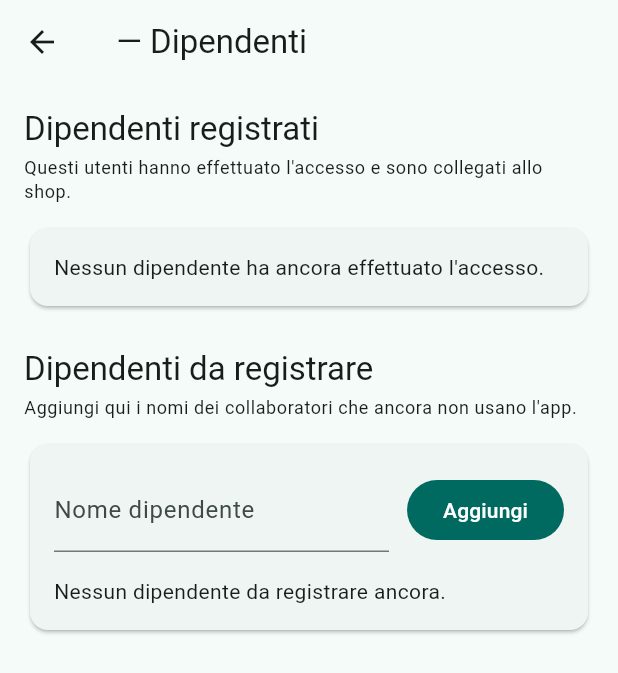
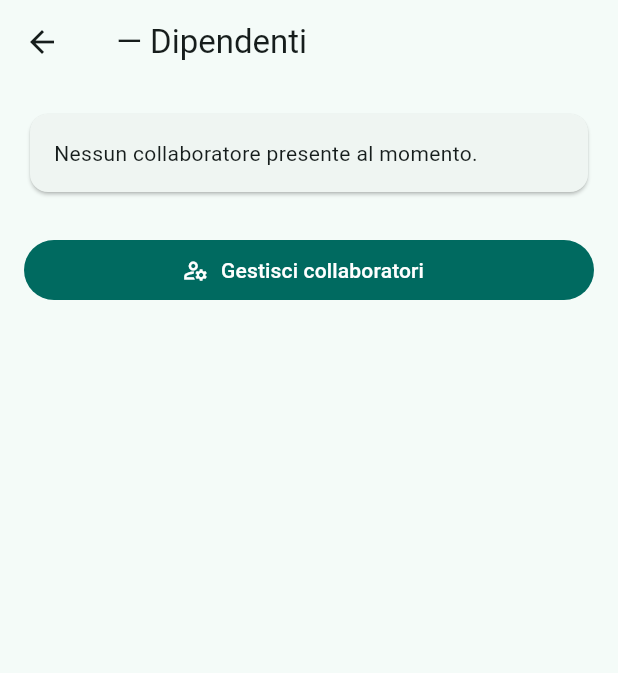
Before and after one commit to leopu00/turni, a Flutter app: the BossEmployeesPage screen opened directly, on a phone screen of 412 x 824 dp. Shown: the top 673 px of the screen. Run offline on Flutter 3.47's test engine with Material 3 defaults, Android fonts, the phone set to English and light mode, and no system bars; our stand-ins replace supabase_flutter; accounts and stored records are empty; network calls fail.

Commit message:
feat(boss): streamline employee list and add management tools

```diff
--- a/lib/pages/boss_employees_page.dart
+++ b/lib/pages/boss_employees_page.dart
@@ -2,6 +2,7 @@ import 'package:flutter/material.dart';
 
 import '../data/repositories/shop_repository.dart';
 import '../models/supabase/profile.dart';
+import 'boss_manage_employees_page.dart';
 
 class BossEmployeesPage extends StatefulWidget {
   const BossEmployeesPage({super.key});
@@ -17,7 +18,6 @@ class _BossEmployeesPageState extends State<BossEmployeesPage> {
   String? _shopName;
   List<Profile> _registered = const [];
   List<PendingEmployee> _pending = const [];
-  final TextEditingController _nameController = TextEditingController();
 
   @override
   void initState() {
@@ -49,64 +49,11 @@ class _BossEmployeesPageState extends State<BossEmployeesPage> {
   }
 
   @override
-  void dispose() {
-    _nameController.dispose();
-    super.dispose();
-  }
-
-  Future<void> _addPending() async {
-    final name = _nameController.text.trim();
-    if (name.isEmpty) return;
-    if (_shopId == null) {
-      _showSnack('Impossibile aggiungere: shop non trovato.');
-      return;
-    }
-
-    setState(() => _loading = true);
-    try {
-      final employee = await ShopRepository.instance.addPendingEmployee(
-        shopId: _shopId!,
-        name: name,
-      );
-      setState(() {
-        _pending = [
-          ..._pending,
-          employee,
-        ]..sort((a, b) => a.name.toLowerCase().compareTo(b.name.toLowerCase()));
-        _nameController.clear();
-        _loading = false;
-      });
-    } catch (e) {
-      setState(() => _loading = false);
-      _showSnack('Errore durante l\'aggiunta: $e');
-    }
-  }
-
-  Future<void> _removePending(PendingEmployee employee) async {
-    setState(() => _loading = true);
-    try {
-      await ShopRepository.instance.deletePendingEmployee(employee.id);
-      setState(() {
-        _pending = _pending.where((e) => e.id != employee.id).toList();
-        _loading = false;
-      });
-    } catch (e) {
-      setState(() => _loading = false);
-      _showSnack('Errore durante la rimozione: $e');
-    }
-  }
-
-  void _showSnack(String message) {
-    ScaffoldMessenger.of(
-      context,
-    ).showSnackBar(SnackBar(content: Text(message)));
-  }
-
-  @override
   Widget build(BuildContext context) {
     final title = _shopName == null
         ? 'Dipendenti dello shop'
         : '$_shopName — Dipendenti';
+    final employees = _employeeItems;
 
     return Scaffold(
       appBar: AppBar(title: Text(title)),
@@ -134,104 +81,41 @@ class _BossEmployeesPageState extends State<BossEmployeesPage> {
             : ListView(
                 padding: const EdgeInsets.all(16),
                 children: [
-                  _SectionTitle(
-                    title: 'Dipendenti registrati',
-                    subtitle:
-                        'Questi utenti hanno effettuato l\'accesso e sono collegati allo shop.',
-                  ),
-                  if (_registered.isEmpty)
                   Card(
-                      child: Padding(
+                    child: employees.isEmpty
+                        ? Padding(
                             padding: const EdgeInsets.all(16),
                             child: Text(
-                          'Nessun dipendente ha ancora effettuato l\'accesso.',
+                              _shopId == null
+                                  ? 'Collega questo account ad uno shop per iniziare a gestire i collaboratori.'
+                                  : 'Nessun collaboratore presente al momento.',
                               style: Theme.of(context).textTheme.bodyMedium,
                             ),
-                      ),
                           )
-                  else
-                    Card(
-                      child: ListView.separated(
+                        : ListView.separated(
                             shrinkWrap: true,
                             physics: const NeverScrollableScrollPhysics(),
-                        itemCount: _registered.length,
-                        separatorBuilder: (context, index) =>
+                            itemCount: employees.length,
+                            separatorBuilder: (context, _) =>
                                 const Divider(height: 1),
-                        itemBuilder: (context, index) {
-                          final profile = _registered[index];
-                          final display = _labelFor(profile);
-                          return ListTile(
-                            leading: const Icon(Icons.person_outline),
-                            title: Text(display),
-                            subtitle: Text(profile.email),
-                            trailing: profile.role == 'boss'
-                                ? const Chip(label: Text('Boss'))
-                                : null,
-                          );
-                        },
+                            itemBuilder: (context, index) =>
+                                _buildEmployeeTile(context, employees[index]),
                           ),
                   ),
                   const SizedBox(height: 24),
-                  _SectionTitle(
-                    title: 'Dipendenti da registrare',
-                    subtitle:
-                        'Aggiungi qui i nomi dei collaboratori che ancora non usano l\'app.',
-                  ),
-                  Card(
-                    child: Padding(
-                      padding: const EdgeInsets.all(16),
-                      child: Column(
-                        crossAxisAlignment: CrossAxisAlignment.start,
-                        children: [
-                          Row(
-                            children: [
-                              Expanded(
-                                child: TextField(
-                                  controller: _nameController,
-                                  decoration: const InputDecoration(
-                                    labelText: 'Nome dipendente',
-                                  ),
-                                  onSubmitted: (_) => _addPending(),
-                                ),
-                              ),
-                              const SizedBox(width: 12),
-                              FilledButton(
-                                onPressed: _addPending,
-                                child: const Text('Aggiungi'),
-                              ),
-                            ],
-                          ),
-                          const SizedBox(height: 16),
-                          if (_pending.isEmpty)
-                            Text(
-                              'Nessun dipendente da registrare ancora.',
-                              style: Theme.of(context).textTheme.bodyMedium,
-                            )
-                          else
-                            ListView.separated(
-                              shrinkWrap: true,
-                              physics: const NeverScrollableScrollPhysics(),
-                              itemCount: _pending.length,
-                              separatorBuilder: (context, index) =>
-                                  const Divider(height: 1),
-                              itemBuilder: (context, index) {
-                                final employee = _pending[index];
-                                return ListTile(
-                                  leading: const Icon(
-                                    Icons.person_add_alt_1_outlined,
-                                  ),
-                                  title: Text(employee.name),
-                                  trailing: IconButton(
-                                    icon: const Icon(Icons.delete_outline),
-                                    tooltip: 'Rimuovi',
-                                    onPressed: () => _removePending(employee),
+                  FilledButton.icon(
+                    icon: const Icon(Icons.manage_accounts_outlined),
+                    label: const Text('Gestisci collaboratori'),
+                    onPressed: () async {
+                      await Navigator.push(
+                        context,
+                        MaterialPageRoute(
+                          builder: (_) => const BossManageEmployeesPage(),
                         ),
                       );
+                      if (!mounted) return;
+                      await _fetchEmployees();
                     },
-                            ),
-                        ],
-                      ),
-                    ),
                   ),
                 ],
               ),
@@ -246,24 +130,66 @@ class _BossEmployeesPageState extends State<BossEmployeesPage> {
     if (username != null && username.isNotEmpty) return username;
     return profile.email;
   }
+
+  List<_EmployeeListItem> get _employeeItems {
+    final items = <_EmployeeListItem>[
+      for (final profile in _registered)
+        _EmployeeListItem(
+          id: profile.id,
+          name: _labelFor(profile),
+          isRegistered: true,
+          isBoss: profile.role == 'boss',
+          pending: null,
+        ),
+      for (final pending in _pending)
+        _EmployeeListItem(
+          id: pending.id,
+          name: pending.name,
+          isRegistered: false,
+          isBoss: false,
+          pending: pending,
+        ),
+    ];
+    items.sort((a, b) => a.name.toLowerCase().compareTo(b.name.toLowerCase()));
+    return items;
   }
 
-class _SectionTitle extends StatelessWidget {
-  const _SectionTitle({required this.title, required this.subtitle});
+  Widget _buildEmployeeTile(BuildContext context, _EmployeeListItem item) {
+    final subtitle = item.isRegistered
+        ? 'Registrato tramite app iTurni'
+        : 'Da registrare';
+    Widget? trailing;
+    if (item.isRegistered && item.isBoss) {
+      trailing = const Chip(label: Text('Boss'));
+    } else if (!item.isRegistered) {
+      trailing = const Chip(label: Text('Da registrare'));
+    }
 
-  final String title;
-  final String subtitle;
-
-  @override
-  Widget build(BuildContext context) {
-    return Column(
-      crossAxisAlignment: CrossAxisAlignment.start,
-      children: [
-        Text(title, style: Theme.of(context).textTheme.titleLarge),
-        const SizedBox(height: 4),
-        Text(subtitle, style: Theme.of(context).textTheme.bodySmall),
-        const SizedBox(height: 12),
-      ],
+    return ListTile(
+      leading: Icon(
+        item.isRegistered
+            ? Icons.person_outline
+            : Icons.person_add_alt_1_outlined,
+      ),
+      title: Text(item.name),
+      subtitle: Text(subtitle),
+      trailing: trailing,
     );
   }
 }
+
+class _EmployeeListItem {
+  const _EmployeeListItem({
+    required this.id,
+    required this.name,
+    required this.isRegistered,
+    required this.isBoss,
+    this.pending,
+  });
+
+  final String id;
+  final String name;
+  final bool isRegistered;
+  final bool isBoss;
+  final PendingEmployee? pending;
+}
--- a/lib/pages/login_page.dart
+++ b/lib/pages/login_page.dart
@@ -165,8 +165,9 @@ class _LoginPageState extends State<LoginPage> {
     setState(() => _submitting = true);
     try {
       // Web usa l'origin corrente, mobile/desktop punta allo schema personalizzato
-      final redirectUrl =
-          kIsWeb ? Uri.base.origin : 'me.iturni.app://login-callback';
+      final redirectUrl = kIsWeb
+          ? '${Uri.base.origin}/auth/v1/callback'
+          : 'me.iturni.app://login-callback';
       await _client.auth.signInWithOAuth(
         OAuthProvider.google,
         redirectTo: redirectUrl,
```
Also changed, not shown: lib/data/repositories/shop_repository.dart (+11 -0 lines), lib/pages/boss_manage_employees_page.dart (added, +347 -0 lines), lib/pages/boss_page.dart (+1 -49 lines), lib/pages/shift_online_generation_page.dart (+19 -5 lines). Lines whose indentation alone changed are shown as unchanged.
